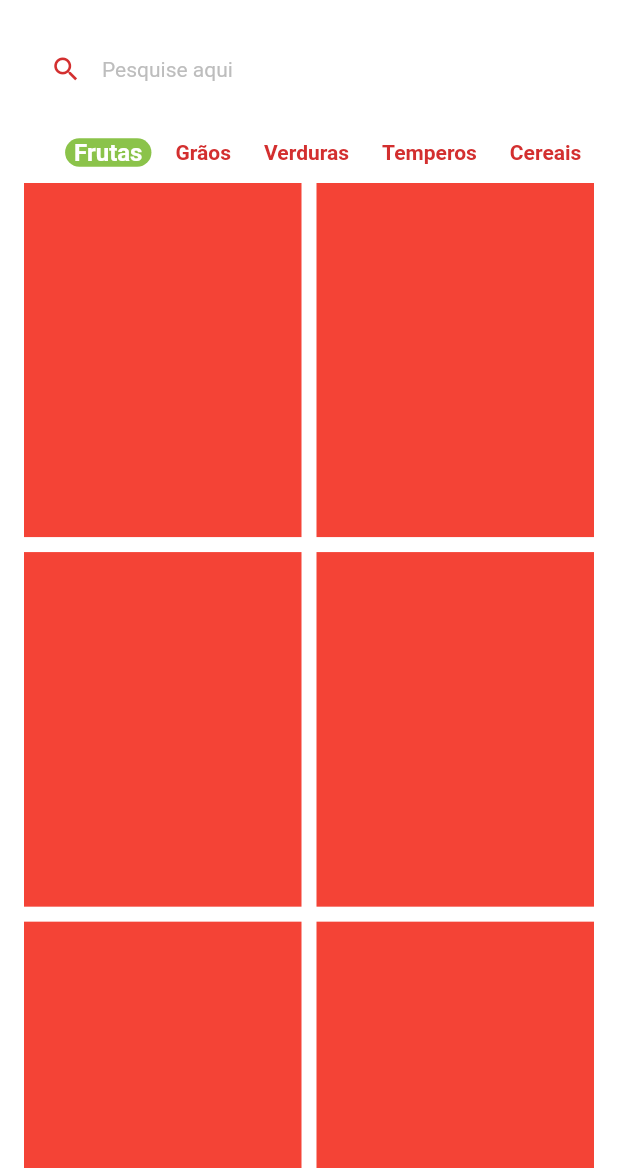
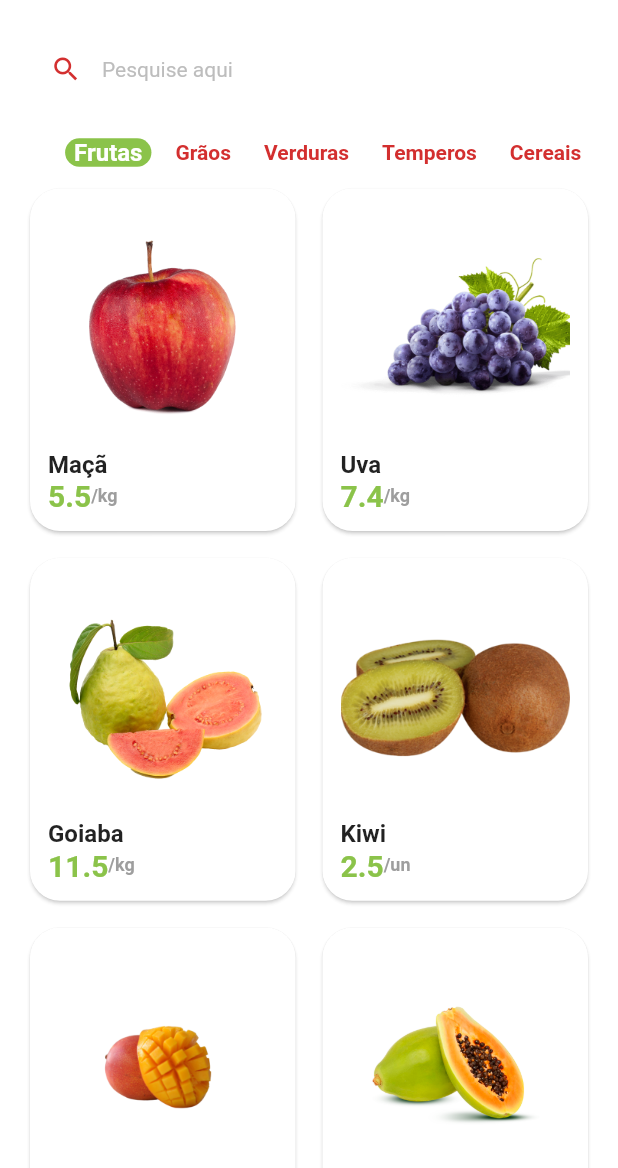
Before and after one commit to lucas-franc/greengrocer, a Flutter app: the HomeView screen opened directly, on a phone screen of 412 x 824 dp, the part 68-1236 px from its top. Run offline on Flutter 3.47's test engine with Material 2 defaults, Android fonts, the phone set to English and light mode, and no system bars; our stand-ins replace animated_text_kit, mask_text_input_formatter.

Commit message:
Creating product tile

```diff
--- a/lib/src/config/data.dart
+++ b/lib/src/config/data.dart
@@ -1,61 +1,61 @@
-import 'package:greengrocer/src/models/item.dart';
+import 'package:greengrocer/src/models/product.dart';
 
-Item apple = Item(
+Product apple = Product(
   description:
-      'A melhor maçã da região e que conta com o melhor preço de qualquer quitanda. Este item conta com vitaminas essenciais para o fortalecimento corporal, resultando em uma vida saudável.',
+      'A melhor maçã da região e que conta com o melhor preço de qualquer quitanda. Este produto conta com vitaminas essenciais para o fortalecimento corporal, resultando em uma vida saudável.',
   image: 'assets/fruits/apple.png',
   name: 'Maçã',
   price: 5.5,
   unit: 'kg',
 );
 
-Item grape = Item(
+Product grape = Product(
   image: 'assets/fruits/grape.png',
   name: 'Uva',
   price: 7.4,
   unit: 'kg',
   description:
-      'A melhor uva da região e que conta com o melhor preço de qualquer quitanda. Este item conta com vitaminas essenciais para o fortalecimento corporal, resultando em uma vida saudável.',
+      'A melhor uva da região e que conta com o melhor preço de qualquer quitanda. Este produto conta com vitaminas essenciais para o fortalecimento corporal, resultando em uma vida saudável.',
 );
 
-Item guava = Item(
+Product guava = Product(
   image: 'assets/fruits/guava.png',
   name: 'Goiaba',
   price: 11.5,
   unit: 'kg',
   description:
-      'A melhor goiaba da região e que conta com o melhor preço de qualquer quitanda. Este item conta com vitaminas essenciais para o fortalecimento corporal, resultando em uma vida saudável.',
+      'A melhor goiaba da região e que conta com o melhor preço de qualquer quitanda. Este produto conta com vitaminas essenciais para o fortalecimento corporal, resultando em uma vida saudável.',
 );
 
-Item kiwi = Item(
+Product kiwi = Product(
   image: 'assets/fruits/kiwi.png',
   name: 'Kiwi',
   price: 2.5,
   unit: 'un',
   description:
-      'O melhor kiwi da região e que conta com o melhor preço de qualquer quitanda. Este item conta com vitaminas essenciais para o fortalecimento corporal, resultando em uma vida saudável.',
+      'O melhor kiwi da região e que conta com o melhor preço de qualquer quitanda. Este produto conta com vitaminas essenciais para o fortalecimento corporal, resultando em uma vida saudável.',
 );
 
-Item mango = Item(
+Product mango = Product(
   image: 'assets/fruits/mango.png',
   name: 'Manga',
   price: 2.5,
   unit: 'un',
   description:
-      'A melhor manga da região e que conta com o melhor preço de qualquer quitanda. Este item conta com vitaminas essenciais para o fortalecimento corporal, resultando em uma vida saudável.',
+      'A melhor manga da região e que conta com o melhor preço de qualquer quitanda. Este produto conta com vitaminas essenciais para o fortalecimento corporal, resultando em uma vida saudável.',
 );
 
-Item papaya = Item(
+Product papaya = Product(
   image: 'assets/fruits/papaya.png',
   name: 'Mamão papaya',
   price: 8,
   unit: 'kg',
   description:
-      'O melhor mamão da região e que conta com o melhor preço de qualquer quitanda. Este item conta com vitaminas essenciais para o fortalecimento corporal, resultando em uma vida saudável.',
+      'O melhor mamão da região e que conta com o melhor preço de qualquer quitanda. Este produto conta com vitaminas essenciais para o fortalecimento corporal, resultando em uma vida saudável.',
 );
 
 // Lista de produtos
-List<Item> items = [
+List<Product> products = [
   apple,
   grape,
   guava,
--- a/lib/src/models/item.dart
+++ b/lib/src/models/product.dart
@@ -1,11 +1,11 @@
-class Item {
+class Product {
   String name;
   String image;
   String unit;
   double price;
   String description;
 
-  Item(
+  Product(
       {required this.name,
       required this.image,
       required this.unit,
--- /dev/null
+++ b/lib/src/ui/home/components/product_tile.dart
@@ -0,0 +1,59 @@
+import 'package:flutter/material.dart';
+import 'package:greengrocer/src/config/custom_colors.dart';
+import 'package:greengrocer/src/models/product.dart';
+
+class ProductTile extends StatelessWidget {
+  final Product product;
+  const ProductTile({super.key, required this.product});
+
+  @override
+  Widget build(BuildContext context) {
+    return Card(
+      elevation: 1,
+      shadowColor: Colors.grey.shade300,
+      shape: RoundedRectangleBorder(
+        borderRadius: BorderRadius.circular(20),
+      ),
+      child: Padding(
+        padding: const EdgeInsets.all(12),
+        child: Column(
+          crossAxisAlignment: CrossAxisAlignment.stretch,
+          children: [
+            Expanded(
+              child: Image.asset(
+                product.image,
+              ),
+            ),
+            Text(
+              product.name,
+              style: const TextStyle(
+                fontSize: 16,
+                fontWeight: FontWeight.bold,
+              ),
+            ),
+            Row(
+              children: [
+                Text(
+                  product.price.toString(),
+                  style: TextStyle(
+                    fontSize: 20,
+                    color: CustomColors.customSwatchColor,
+                    fontWeight: FontWeight.bold,
+                  ),
+                ),
+                Text(
+                  '/${product.unit}',
+                  style: TextStyle(
+                    fontSize: 12,
+                    color: Colors.grey.shade500,
+                    fontWeight: FontWeight.bold,
+                  ),
+                ),
+              ],
+            ),
+          ],
+        ),
+      ),
+    );
+  }
+}
--- a/lib/src/ui/home/home_view.dart
+++ b/lib/src/ui/home/home_view.dart
@@ -2,6 +2,7 @@ import 'package:flutter/material.dart';
 import 'package:greengrocer/src/config/custom_colors.dart';
 import 'package:greengrocer/src/ui/home/components/category_tile.dart';
 import 'package:greengrocer/src/config/data.dart' as data;
+import 'package:greengrocer/src/ui/home/components/product_tile.dart';
 
 class HomeView extends StatefulWidget {
   const HomeView({super.key});
@@ -130,11 +131,9 @@ class _HomeViewState extends State<HomeView> {
                     mainAxisSpacing: 10,
                     crossAxisSpacing: 10,
                     childAspectRatio: 9 / 11.5),
-                itemCount: data.items.length,
+                itemCount: data.products.length,
                 itemBuilder: (context, index) {
-                  return Container(
-                    color: Colors.red,
-                  );
+                  return ProductTile(product: data.products[index]);
                 }),
           )
         ],
```
